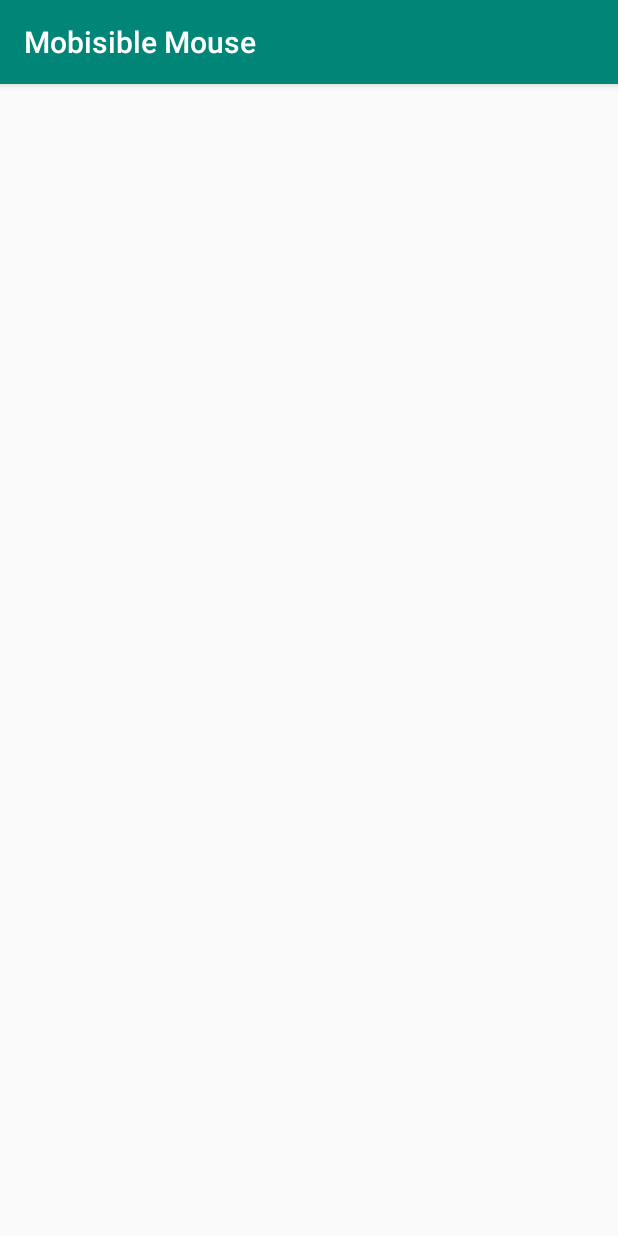
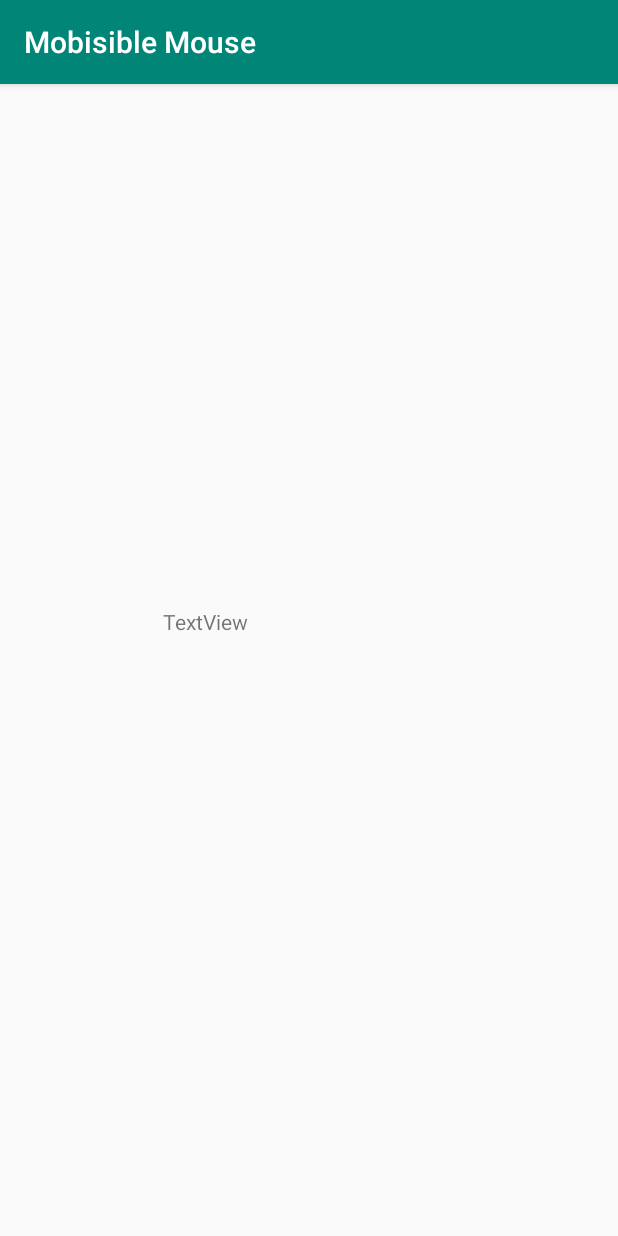
Before and after one commit to ahmadsaad007/Mobisible-Mouse, an Android app: the screen it shows after launch (MainActivity), on a phone screen of 412 x 824 dp. Run offline under Robolectric (Android 15) with nearby library versions, the phone set to English and light mode, and no system bars.

Commit message:
Accessing Proximity Sensor to get yDisplacemnt values

```diff
--- a/app/src/main/java/temple/edu/mobisiblemouse/MainActivity.java
+++ b/app/src/main/java/temple/edu/mobisiblemouse/MainActivity.java
@@ -1,11 +1,20 @@
 package temple.edu.mobisiblemouse;
 
+import android.hardware.Sensor;
+import android.hardware.SensorEvent;
+import android.hardware.SensorEventListener;
+import android.hardware.SensorManager;
 import android.os.Bundle;
+import android.widget.TextView;
 
 import androidx.appcompat.app.AppCompatActivity;
 
-public class MainActivity extends AppCompatActivity {
+public class MainActivity extends AppCompatActivity implements SensorEventListener {
 
+    private SensorManager sensorManager;
+    private Sensor sensor;
+    TextView txt;
+    float yDisplacement, prevValue;
     @Override
     protected void onCreate(Bundle savedInstanceState) {
         super.onCreate(savedInstanceState);
@@ -21,6 +30,39 @@ public class MainActivity extends AppCompatActivity {
         * 5) Make the computer perform  mouse actions based on this data. Will have
         * to develop a simple software to connect with phone and perform the actions
         * */
+        txt = findViewById(R.id.tv);
+        sensorManager = (SensorManager)getSystemService(SENSOR_SERVICE);
+        sensor = sensorManager.getDefaultSensor(Sensor.TYPE_PROXIMITY);
+
+
+    }
+
+    @Override
+    protected void onPause() {
+        super.onPause();
+        sensorManager.unregisterListener(this);
+    }
+
+    @Override
+    protected void onResume() {
+        super.onResume();
+        sensorManager.registerListener(this, sensor, SensorManager.SENSOR_DELAY_NORMAL);
+    }
+
+    @Override
+    public void onSensorChanged(SensorEvent sensorEvent) {
+        if(sensorEvent.sensor.getType() == Sensor.TYPE_PROXIMITY){
+            float currentValue = sensorEvent.values[0];
+            //yDisplacement = prevValue - currentValue;
+            //Toast.makeText(this, currentValue+"",Toast.LENGTH_SHORT).show();
+            txt.setText(sensorEvent.values[0]+"");
+            //txt.setText("The finger moved: " + yDisplacement + " cm!");
+            prevValue = currentValue;
+        }
+    }
+
+    @Override
+    public void onAccuracyChanged(Sensor sensor, int i) {
 
     }
 }
--- a/app/src/main/res/layout/activity_main.xml
+++ b/app/src/main/res/layout/activity_main.xml
@@ -4,4 +4,15 @@
     xmlns:tools="http://schemas.android.com/tools"
     android:layout_width="match_parent"
     android:layout_height="match_parent"
-    tools:context=".MainActivity"/>
+    tools:context=".MainActivity">
+
+    <TextView
+        android:id="@+id/tv"
+        android:layout_width="195dp"
+        android:layout_height="71dp"
+        android:text="TextView"
+        app:layout_constraintBottom_toBottomOf="parent"
+        app:layout_constraintEnd_toEndOf="parent"
+        app:layout_constraintStart_toStartOf="parent"
+        app:layout_constraintTop_toTopOf="parent" />
+</androidx.constraintlayout.widget.ConstraintLayout>
```
